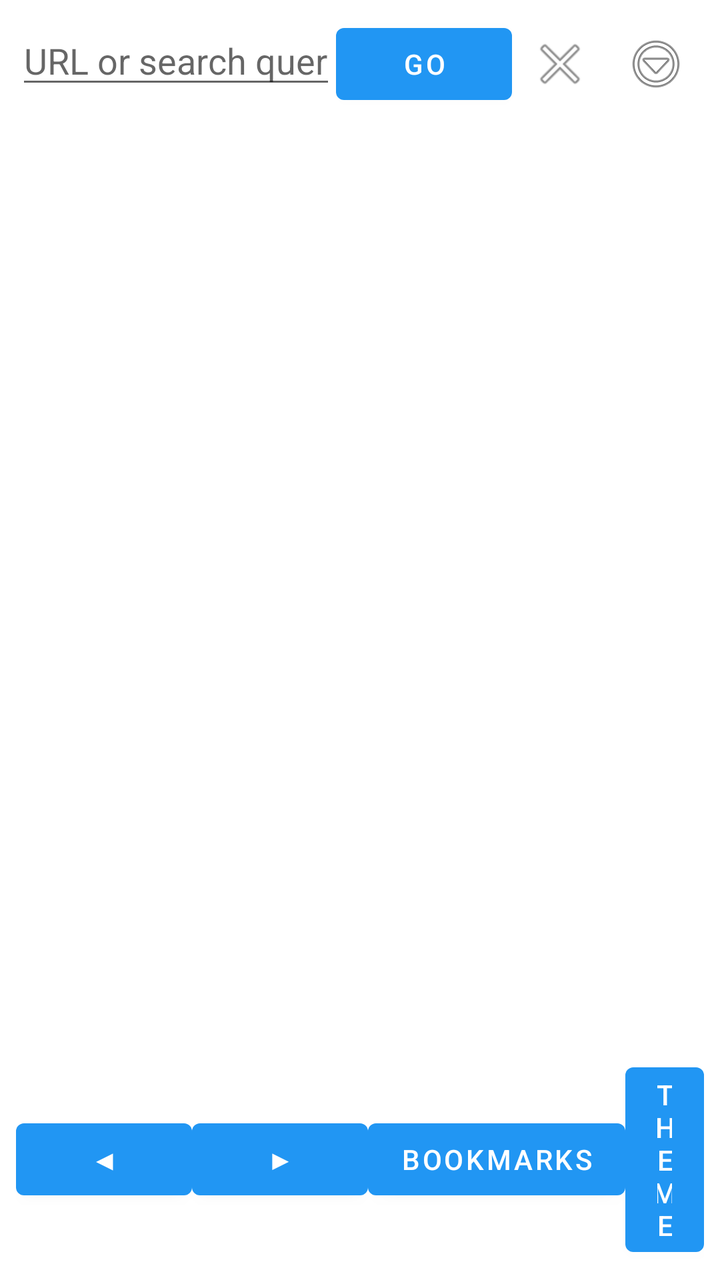
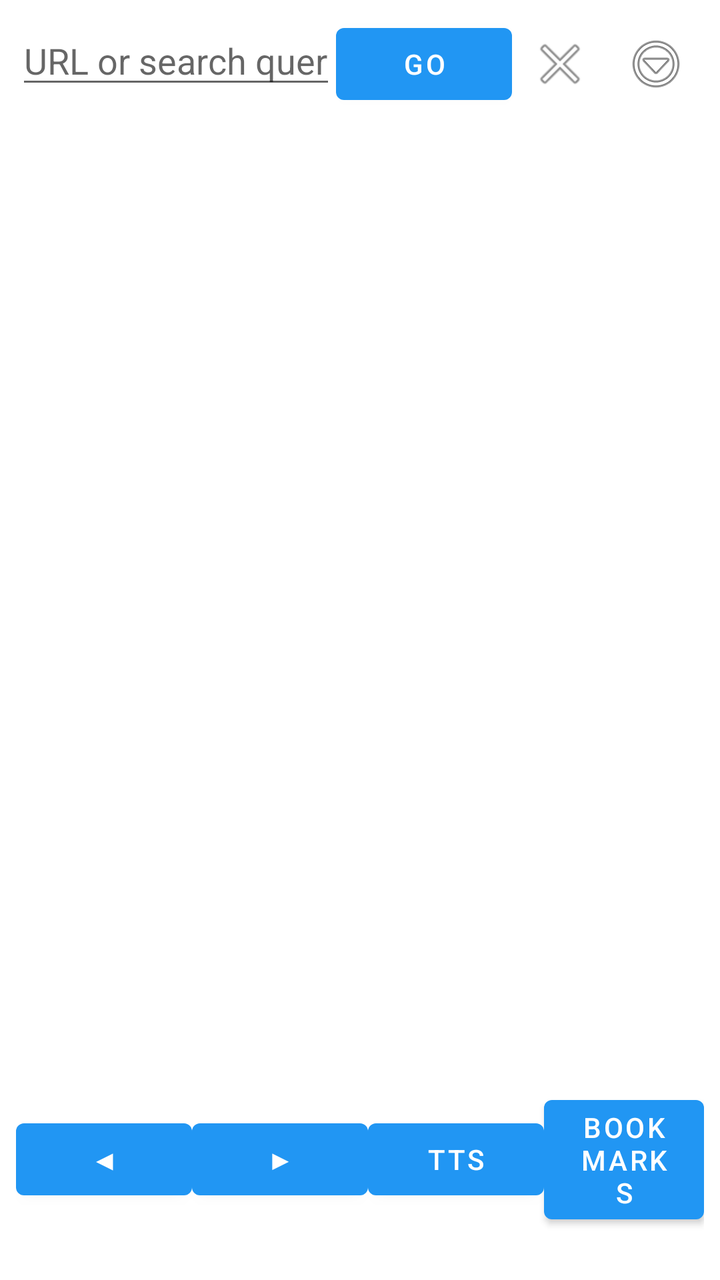

An Android layout rendered at two revisions. The XML below is the earlier revision; the diff shows what the commit changed to produce the second picture.
<!-- AndroidManifest.xml: application theme Theme.TextReader -->
<!-- res/layout/activity_main.xml -->
<?xml version="1.0" encoding="utf-8"?>
<androidx.constraintlayout.widget.ConstraintLayout
    xmlns:android="http://schemas.android.com/apk/res/android"
    xmlns:app="http://schemas.android.com/apk/res-auto"
    android:id="@+id/rootLayout"
    android:layout_width="match_parent"
    android:layout_height="match_parent"
    android:fitsSystemWindows="true">

    <LinearLayout
        android:id="@+id/topBar"
        android:layout_width="0dp"
        android:layout_height="wrap_content"
        android:orientation="horizontal"
        android:padding="8dp"
        app:layout_constraintTop_toTopOf="parent"
        app:layout_constraintStart_toStartOf="parent"
        app:layout_constraintEnd_toEndOf="parent">

        <EditText
            android:id="@+id/urlInput"
            android:layout_width="0dp"
            android:layout_height="wrap_content"
            android:layout_weight="1"
            android:maxLines="1"
            android:inputType="textUri"
            android:imeOptions="actionGo"
            android:hint="URL or search query" />

        <Button
            android:id="@+id/goButton"
            android:layout_width="wrap_content"
            android:layout_height="wrap_content"
            android:text="Go" />

        <ImageButton
            android:id="@+id/cancelButton"
            android:layout_width="wrap_content"
            android:layout_height="wrap_content"
            android:contentDescription="Cancel loading"
            android:padding="8dp"
            android:src="@android:drawable/ic_menu_close_clear_cancel"
            android:background="?android:attr/selectableItemBackgroundBorderless" />

        <ImageButton
            android:id="@+id/menuButton"
            android:layout_width="wrap_content"
            android:layout_height="wrap_content"
            android:contentDescription="Menu"
            android:padding="8dp"
            android:src="@android:drawable/ic_menu_more"
            android:background="?android:attr/selectableItemBackgroundBorderless" />
    </LinearLayout>

    <ScrollView
        android:id="@+id/scrollView"
        android:layout_width="0dp"
        android:layout_height="0dp"
        android:fillViewport="false"
        android:scrollbars="vertical"
        app:layout_constraintTop_toBottomOf="@id/topBar"
        app:layout_constraintBottom_toTopOf="@id/bottomBar"
        app:layout_constraintStart_toStartOf="parent"
        app:layout_constraintEnd_toEndOf="parent">

        <TextView
            android:id="@+id/contentView"
            android:layout_width="match_parent"
            android:layout_height="wrap_content"
            android:padding="16dp"
            android:textSize="16sp"
            android:gravity="top|start"
            android:textIsSelectable="true" />
    </ScrollView>

    <LinearLayout
        android:id="@+id/bottomBar"
        android:layout_width="0dp"
        android:layout_height="wrap_content"
        android:orientation="horizontal"
        android:gravity="center"
        android:padding="8dp"
        app:layout_constraintBottom_toBottomOf="parent"
        app:layout_constraintStart_toStartOf="parent"
        app:layout_constraintEnd_toEndOf="parent">

        <Button
            android:id="@+id/prevButton"
            android:layout_width="wrap_content"
            android:layout_height="wrap_content"
            android:text="◀" />

        <Button
            android:id="@+id/nextButton"
            android:layout_width="wrap_content"
            android:layout_height="wrap_content"
            android:text="▶" />

        <Button
            android:id="@+id/bookmarksButton"
            android:layout_width="wrap_content"
            android:layout_height="wrap_content"
            android:text="Bookmarks" />

        <Button
            android:id="@+id/themeButton"
            android:layout_width="wrap_content"
            android:layout_height="wrap_content"
            android:text="Theme" />

        <Button
            android:id="@+id/exitButton"
            android:layout_width="wrap_content"
            android:layout_height="wrap_content"
            android:text="Exit" />
    </LinearLayout>

</androidx.constraintlayout.widget.ConstraintLayout>
<!-- resources referenced by this layout -->
<resources>
  <style name="Theme.TextReader" parent="Theme.MaterialComponents.DayNight.NoActionBar">
          <item name="colorPrimary">@color/colorPrimary</item>
          <item name="colorPrimaryVariant">@color/colorPrimaryDark</item>
          <item name="colorAccent">@color/colorAccent</item>
      </style>
  <color name="colorPrimary">#2196F3</color>
  <color name="colorPrimaryDark">#1976D2</color>
  <color name="colorAccent">#FF9800</color>
</resources>

<!-- the commit's change to res/layout/activity_main.xml (unified diff, before → after) -->
@@ -97,6 +97,12 @@
             android:text="▶" />
 
         <Button
+            android:id="@+id/ttsButton"
+            android:layout_width="wrap_content"
+            android:layout_height="wrap_content"
+            android:text="TTS" />
+
+        <Button
             android:id="@+id/bookmarksButton"
             android:layout_width="wrap_content"
             android:layout_height="wrap_content"
